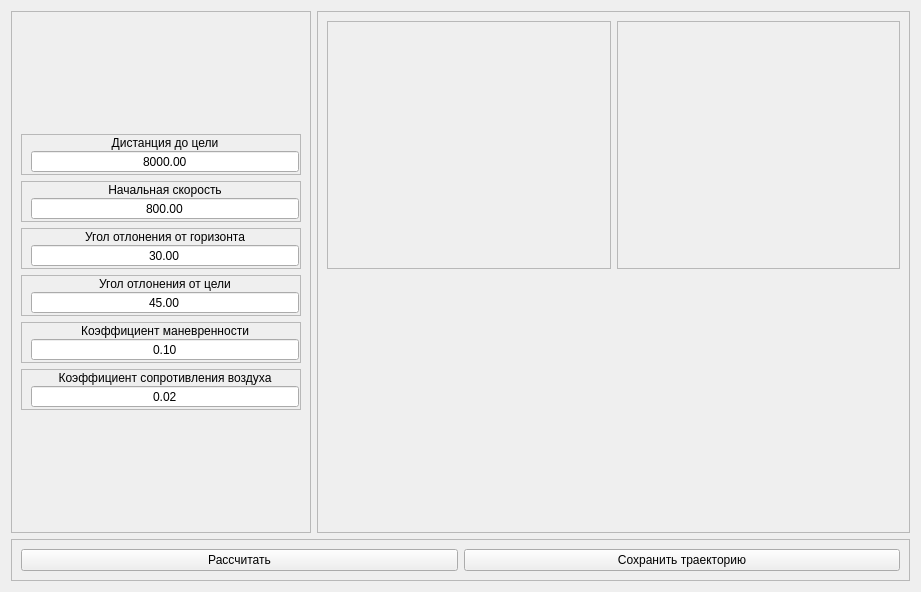
This is UI/GenerateTrajectory.ui in Shqet/Surprize1 as Qt 5 draws it before an edit. The edited form follows.
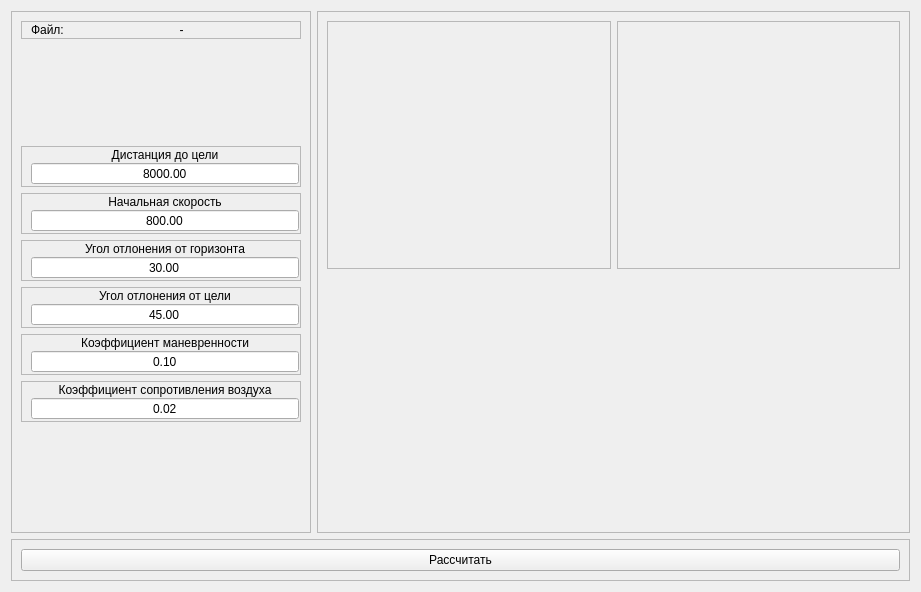
This is the edited form. Custom widgets are drawn as their Qt base class.

```diff
--- a/UI/GenerateTrajectory.ui
+++ b/UI/GenerateTrajectory.ui
@@ -14,6 +14,44 @@
    <string>Генерация траектории</string>
   </property>
   <layout class="QGridLayout" name="gridLayout">
+   <item row="0" column="1">
+    <widget class="QFrame" name="frame">
+     <property name="frameShape">
+      <enum>QFrame::StyledPanel</enum>
+     </property>
+     <property name="frameShadow">
+      <enum>QFrame::Raised</enum>
+     </property>
+     <layout class="QGridLayout" name="gridLayout_2">
+      <item row="1" column="1">
+       <widget class="Widget3D" name="f_3DView" native="true"/>
+      </item>
+      <item row="0" column="1">
+       <widget class="SideViewPyqtgraph" name="f_sideView">
+        <property name="frameShape">
+         <enum>QFrame::StyledPanel</enum>
+        </property>
+        <property name="frameShadow">
+         <enum>QFrame::Raised</enum>
+        </property>
+       </widget>
+      </item>
+      <item row="1" column="0">
+       <widget class="RearViewPyqtgraph" name="f_rearView"/>
+      </item>
+      <item row="0" column="0">
+       <widget class="AboveViewPyqtgraph" name="f_aboveView">
+        <property name="frameShape">
+         <enum>QFrame::StyledPanel</enum>
+        </property>
+        <property name="frameShadow">
+         <enum>QFrame::Raised</enum>
+        </property>
+       </widget>
+      </item>
+     </layout>
+    </widget>
+   </item>
    <item row="1" column="0" colspan="2">
     <widget class="QFrame" name="frame_7">
      <property name="sizePolicy">
@@ -36,13 +74,6 @@
         </property>
        </widget>
       </item>
-      <item row="0" column="1">
-       <widget class="QPushButton" name="pB_save">
-        <property name="text">
-         <string>Сохранить траекторию</string>
-        </property>
-       </widget>
-      </item>
      </layout>
     </widget>
    </item>
@@ -61,57 +92,133 @@
       <enum>QFrame::Raised</enum>
      </property>
      <layout class="QGridLayout" name="gridLayout_8">
+      <item row="10" column="0">
+       <spacer name="verticalSpacer">
+        <property name="orientation">
+         <enum>Qt::Vertical</enum>
+        </property>
+        <property name="sizeHint" stdset="0">
+         <size>
+          <width>20</width>
+          <height>40</height>
+         </size>
+        </property>
+       </spacer>
+      </item>
+      <item row="1" column="0">
+       <spacer name="verticalSpacer_2">
+        <property name="orientation">
+         <enum>Qt::Vertical</enum>
+        </property>
+        <property name="sizeHint" stdset="0">
+         <size>
+          <width>20</width>
+          <height>40</height>
+         </size>
+        </property>
+       </spacer>
+      </item>
+      <item row="3" column="0">
+       <widget class="QFrame" name="frame_4">
+        <property name="frameShape">
+         <enum>QFrame::StyledPanel</enum>
+        </property>
+        <property name="frameShadow">
+         <enum>QFrame::Raised</enum>
+        </property>
+        <layout class="QGridLayout" name="gridLayout_5">
+         <property name="topMargin">
+          <number>1</number>
+         </property>
+         <property name="rightMargin">
+          <number>1</number>
+         </property>
+         <property name="bottomMargin">
+          <number>1</number>
+         </property>
+         <property name="spacing">
+          <number>0</number>
+         </property>
+         <item row="0" column="0">
+          <widget class="QLabel" name="label_8">
+           <property name="text">
+            <string>Начальная скорость</string>
+           </property>
+           <property name="alignment">
+            <set>Qt::AlignCenter</set>
+           </property>
+          </widget>
+         </item>
+         <item row="1" column="0">
+          <widget class="QDoubleSpinBox" name="dSB_startV">
+           <property name="alignment">
+            <set>Qt::AlignCenter</set>
+           </property>
+           <property name="buttonSymbols">
+            <enum>QAbstractSpinBox::NoButtons</enum>
+           </property>
+           <property name="maximum">
+            <double>999.990000000000009</double>
+           </property>
+           <property name="value">
+            <double>800.000000000000000</double>
+           </property>
+          </widget>
+         </item>
+        </layout>
+       </widget>
+      </item>
+      <item row="8" column="0">
+       <widget class="QFrame" name="frame_8">
+        <property name="frameShape">
+         <enum>QFrame::StyledPanel</enum>
+        </property>
+        <property name="frameShadow">
+         <enum>QFrame::Raised</enum>
+        </property>
+        <layout class="QGridLayout" name="gridLayout_10">
+         <property name="topMargin">
+          <number>1</number>
+         </property>
+         <property name="rightMargin">
+          <number>1</number>
+         </property>
+         <property name="bottomMargin">
+          <number>1</number>
+         </property>
+         <property name="spacing">
+          <number>0</number>
+         </property>
+         <item row="0" column="0">
+          <widget class="QLabel" name="label_12">
+           <property name="text">
+            <string>Коэффициент маневренности</string>
+           </property>
+           <property name="alignment">
+            <set>Qt::AlignCenter</set>
+           </property>
+          </widget>
+         </item>
+         <item row="1" column="0">
+          <widget class="QDoubleSpinBox" name="dSB_maneuverability">
+           <property name="alignment">
+            <set>Qt::AlignCenter</set>
+           </property>
+           <property name="buttonSymbols">
+            <enum>QAbstractSpinBox::NoButtons</enum>
+           </property>
+           <property name="maximum">
+            <double>1.000000000000000</double>
+           </property>
+           <property name="value">
+            <double>0.100000000000000</double>
+           </property>
+          </widget>
+         </item>
+        </layout>
+       </widget>
+      </item>
       <item row="6" column="0">
-       <widget class="QFrame" name="frame_6">
-        <property name="frameShape">
-         <enum>QFrame::StyledPanel</enum>
-        </property>
-        <property name="frameShadow">
-         <enum>QFrame::Raised</enum>
-        </property>
-        <layout class="QGridLayout" name="gridLayout_7">
-         <property name="topMargin">
-          <number>1</number>
-         </property>
-         <property name="rightMargin">
-          <number>1</number>
-         </property>
-         <property name="bottomMargin">
-          <number>1</number>
-         </property>
-         <property name="spacing">
-          <number>0</number>
-         </property>
-         <item row="0" column="0">
-          <widget class="QLabel" name="label_10">
-           <property name="text">
-            <string>Угол отлонения от цели</string>
-           </property>
-           <property name="alignment">
-            <set>Qt::AlignCenter</set>
-           </property>
-          </widget>
-         </item>
-         <item row="1" column="0">
-          <widget class="QDoubleSpinBox" name="dSB_startAboveAngle">
-           <property name="alignment">
-            <set>Qt::AlignCenter</set>
-           </property>
-           <property name="buttonSymbols">
-            <enum>QAbstractSpinBox::NoButtons</enum>
-           </property>
-           <property name="maximum">
-            <double>180.000000000000000</double>
-           </property>
-           <property name="value">
-            <double>45.000000000000000</double>
-           </property>
-          </widget>
-         </item>
-        </layout>
-       </widget>
-      </item>
-      <item row="5" column="0">
        <widget class="QFrame" name="frame_5">
         <property name="frameShape">
          <enum>QFrame::StyledPanel</enum>
@@ -162,82 +269,6 @@
        </widget>
       </item>
       <item row="2" column="0">
-       <widget class="QFrame" name="frame_4">
-        <property name="frameShape">
-         <enum>QFrame::StyledPanel</enum>
-        </property>
-        <property name="frameShadow">
-         <enum>QFrame::Raised</enum>
-        </property>
-        <layout class="QGridLayout" name="gridLayout_5">
-         <property name="topMargin">
-          <number>1</number>
-         </property>
-         <property name="rightMargin">
-          <number>1</number>
-         </property>
-         <property name="bottomMargin">
-          <number>1</number>
-         </property>
-         <property name="spacing">
-          <number>0</number>
-         </property>
-         <item row="0" column="0">
-          <widget class="QLabel" name="label_8">
-           <property name="text">
-            <string>Начальная скорость</string>
-           </property>
-           <property name="alignment">
-            <set>Qt::AlignCenter</set>
-           </property>
-          </widget>
-         </item>
-         <item row="1" column="0">
-          <widget class="QDoubleSpinBox" name="dSB_startV">
-           <property name="alignment">
-            <set>Qt::AlignCenter</set>
-           </property>
-           <property name="buttonSymbols">
-            <enum>QAbstractSpinBox::NoButtons</enum>
-           </property>
-           <property name="maximum">
-            <double>999.990000000000009</double>
-           </property>
-           <property name="value">
-            <double>800.000000000000000</double>
-           </property>
-          </widget>
-         </item>
-        </layout>
-       </widget>
-      </item>
-      <item row="9" column="0">
-       <spacer name="verticalSpacer">
-        <property name="orientation">
-         <enum>Qt::Vertical</enum>
-        </property>
-        <property name="sizeHint" stdset="0">
-         <size>
-          <width>20</width>
-          <height>40</height>
-         </size>
-        </property>
-       </spacer>
-      </item>
-      <item row="0" column="0">
-       <spacer name="verticalSpacer_2">
-        <property name="orientation">
-         <enum>Qt::Vertical</enum>
-        </property>
-        <property name="sizeHint" stdset="0">
-         <size>
-          <width>20</width>
-          <height>40</height>
-         </size>
-        </property>
-       </spacer>
-      </item>
-      <item row="1" column="0">
        <widget class="QFrame" name="frame_10">
         <property name="frameShape">
          <enum>QFrame::StyledPanel</enum>
@@ -288,14 +319,14 @@
        </widget>
       </item>
       <item row="7" column="0">
-       <widget class="QFrame" name="frame_8">
+       <widget class="QFrame" name="frame_6">
         <property name="frameShape">
          <enum>QFrame::StyledPanel</enum>
         </property>
         <property name="frameShadow">
          <enum>QFrame::Raised</enum>
         </property>
-        <layout class="QGridLayout" name="gridLayout_10">
+        <layout class="QGridLayout" name="gridLayout_7">
          <property name="topMargin">
           <number>1</number>
          </property>
@@ -309,9 +340,9 @@
           <number>0</number>
          </property>
          <item row="0" column="0">
-          <widget class="QLabel" name="label_12">
+          <widget class="QLabel" name="label_10">
            <property name="text">
-            <string>Коэффициент маневренности</string>
+            <string>Угол отлонения от цели</string>
            </property>
            <property name="alignment">
             <set>Qt::AlignCenter</set>
@@ -319,7 +350,7 @@
           </widget>
          </item>
          <item row="1" column="0">
-          <widget class="QDoubleSpinBox" name="dSB_maneuverability">
+          <widget class="QDoubleSpinBox" name="dSB_startAboveAngle">
            <property name="alignment">
             <set>Qt::AlignCenter</set>
            </property>
@@ -327,17 +358,17 @@
             <enum>QAbstractSpinBox::NoButtons</enum>
            </property>
            <property name="maximum">
-            <double>1.000000000000000</double>
+            <double>180.000000000000000</double>
            </property>
            <property name="value">
-            <double>0.100000000000000</double>
+            <double>45.000000000000000</double>
            </property>
           </widget>
          </item>
         </layout>
        </widget>
       </item>
-      <item row="8" column="0">
+      <item row="9" column="0">
        <widget class="QFrame" name="frame_9">
         <property name="frameShape">
          <enum>QFrame::StyledPanel</enum>
@@ -387,42 +418,60 @@
         </layout>
        </widget>
       </item>
-     </layout>
-    </widget>
-   </item>
-   <item row="0" column="1">
-    <widget class="QFrame" name="frame">
-     <property name="frameShape">
-      <enum>QFrame::StyledPanel</enum>
-     </property>
-     <property name="frameShadow">
-      <enum>QFrame::Raised</enum>
-     </property>
-     <layout class="QGridLayout" name="gridLayout_2">
-      <item row="1" column="1">
-       <widget class="Widget3D" name="f_3DView" native="true"/>
-      </item>
-      <item row="0" column="1">
-       <widget class="SideViewPyqtgraph" name="f_sideView">
-        <property name="frameShape">
-         <enum>QFrame::StyledPanel</enum>
-        </property>
-        <property name="frameShadow">
-         <enum>QFrame::Raised</enum>
-        </property>
-       </widget>
-      </item>
-      <item row="1" column="0">
-       <widget class="RearViewPyqtgraph" name="f_rearView"/>
-      </item>
       <item row="0" column="0">
-       <widget class="AboveViewPyqtgraph" name="f_aboveView">
+       <widget class="QFrame" name="frame_11">
         <property name="frameShape">
          <enum>QFrame::StyledPanel</enum>
         </property>
         <property name="frameShadow">
          <enum>QFrame::Raised</enum>
         </property>
+        <layout class="QGridLayout" name="gridLayout_13">
+         <property name="topMargin">
+          <number>1</number>
+         </property>
+         <property name="rightMargin">
+          <number>1</number>
+         </property>
+         <property name="bottomMargin">
+          <number>1</number>
+         </property>
+         <property name="spacing">
+          <number>0</number>
+         </property>
+         <item row="0" column="0">
+          <widget class="QLabel" name="label_15">
+           <property name="sizePolicy">
+            <sizepolicy hsizetype="Maximum" vsizetype="Preferred">
+             <horstretch>0</horstretch>
+             <verstretch>0</verstretch>
+            </sizepolicy>
+           </property>
+           <property name="text">
+            <string>Файл:</string>
+           </property>
+           <property name="alignment">
+            <set>Qt::AlignLeading|Qt::AlignLeft|Qt::AlignVCenter</set>
+           </property>
+          </widget>
+         </item>
+         <item row="0" column="1">
+          <widget class="QLabel" name="l_openedFile">
+           <property name="sizePolicy">
+            <sizepolicy hsizetype="Preferred" vsizetype="Preferred">
+             <horstretch>0</horstretch>
+             <verstretch>0</verstretch>
+            </sizepolicy>
+           </property>
+           <property name="text">
+            <string>-</string>
+           </property>
+           <property name="alignment">
+            <set>Qt::AlignCenter</set>
+           </property>
+          </widget>
+         </item>
+        </layout>
        </widget>
       </item>
      </layout>
```
